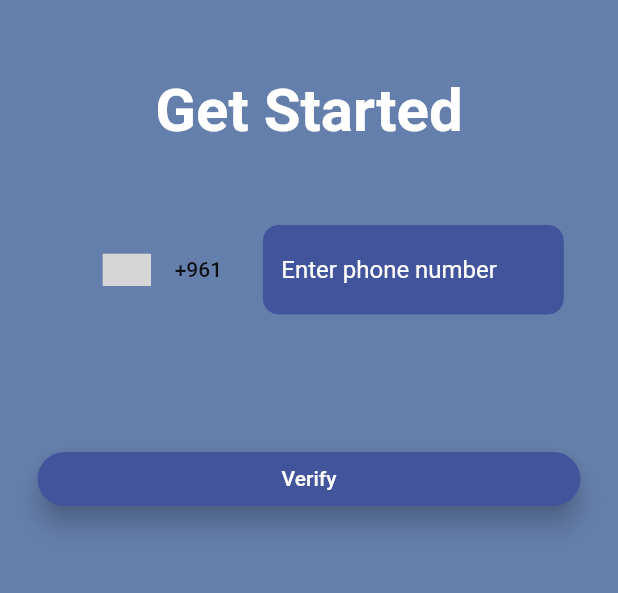
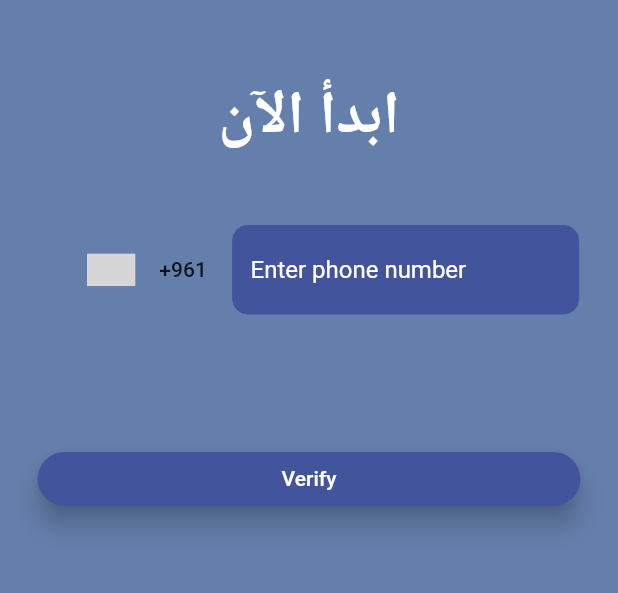
Before and after one commit to wissamnd/ManageMe, a Flutter app: the screen it shows after launch, on a phone screen of 412 x 824 dp, the part 376-969 px from its top. Run offline on Flutter 3.47's test engine with Material 2 defaults, Android fonts, the light colour scheme and no system bars; drawn by our look-alikes of country_code_picker; our stand-ins replace cloud_firestore, connectivity, firebase_auth, image_picker; accounts and stored records are empty; grey boxes are pictures that could not be loaded.

Commit message:
Minor fixes for ios and android compatibility.

```diff
--- a/lib/Login/Logger.dart
+++ b/lib/Login/Logger.dart
@@ -143,7 +143,7 @@ class _LoginPage extends State<LoginPage> {
                 ),
                 Container(
                   height: 100,
-                  child: Text("Get Started", textAlign: TextAlign.center,style: TextStyle(fontSize: 40,fontWeight: FontWeight.bold, color: Colors.white),),
+                  child: Text("ابدأ الآن", textAlign: TextAlign.center,style: TextStyle(fontSize: 40,fontWeight: FontWeight.bold, color: Colors.white),),
                 ),
 
 
@@ -158,7 +158,7 @@ class _LoginPage extends State<LoginPage> {
                       favorite: ['+961','LB'],
                     ),
                     new Container(
-                      width: 200,
+                      width: MediaQuery.of(context).size.width *0.56,
                       child:TextField(
                         keyboardType: TextInputType.number,
                         decoration: InputDecoration(
--- a/lib/homeNavigation.dart
+++ b/lib/homeNavigation.dart
@@ -16,7 +16,7 @@ class _HomeState extends State<Nav> {
   int _currentIndex = 0;
   final List<Widget> _children = [
     HomeScreen(),
-    Calculator(),
+    Profile(),
     NavigationScreen(),
   ];
 
```
Also changed, not shown: lib/CreateBuilding.dart (+2 -5 lines), 39 other files.
